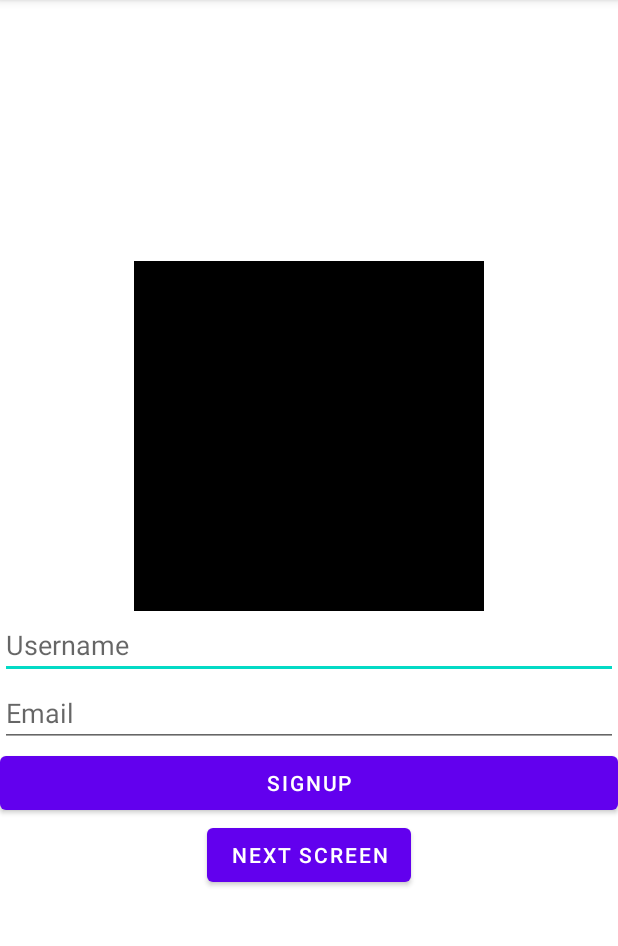
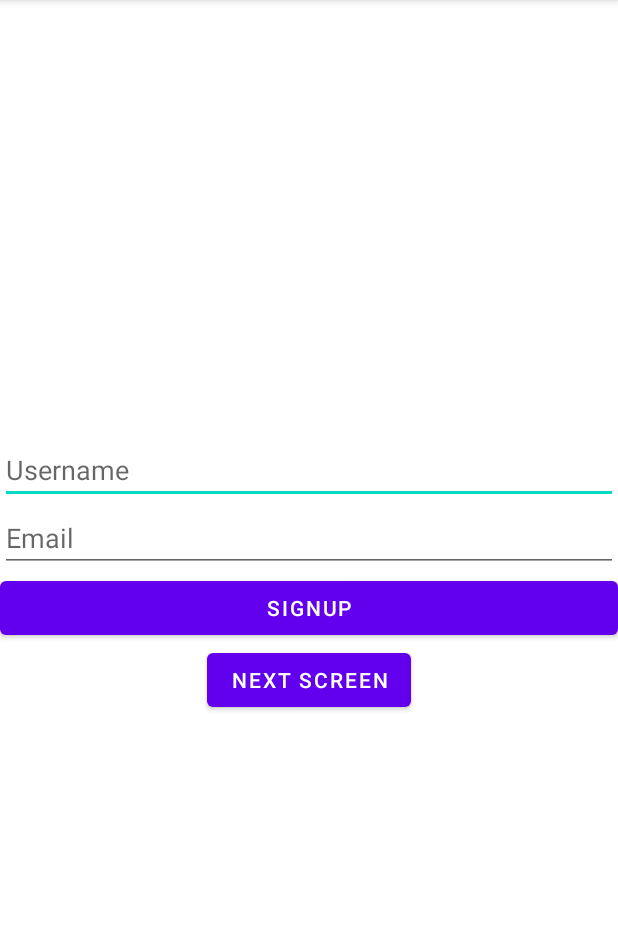
Before and after one commit to CMPUT301W23T52/HunterQRHunter, an Android app: the screen it shows after launch (MainActivity), after a tap on "NEXT SCREEN", on a phone screen of 412 x 824 dp, the part 84-1030 px from its top. Run offline under Robolectric (Android 15) with nearby library versions, the phone set to English and light mode, and no system bars; our stand-ins replace Firebase (no records; nobody signed in at launch, a user with empty details on screens opened directly).

Commit message:
hash and QR name is updated

```diff
--- a/app/src/main/java/com/example/hunterqrhunter/MainActivity.java
+++ b/app/src/main/java/com/example/hunterqrhunter/MainActivity.java
@@ -1,4 +1,6 @@
 package com.example.hunterqrhunter;
+
+import static java.sql.DriverManager.println;
 
 import androidx.annotation.NonNull;
 import androidx.appcompat.app.AppCompatActivity;
@@ -36,7 +38,9 @@ import java.util.HashMap;
 
 
 public class MainActivity extends AppCompatActivity {
-    String hashVal = "yongbin@gmail.com";
+
+
+    String hashVal = "dragonasf";
     HashQR hashQR = new HashQR();
 
     private Button mButton;
@@ -50,15 +54,15 @@ public class MainActivity extends AppCompatActivity {
         // Get a reference to the ImageView
         ImageView imageView = findViewById(R.id.QrCreatureImage);
         // Generate hash and hash name
-        int hash = hashQR.hashObject(hashVal);
+        byte[] hash = hashQR.hashObject(hashVal);
         String HashName = hashQR.giveQrName(hash);
-        Bitmap HashImage = hashQR.generateImageFromHashcode(hash);
+//        Bitmap HashImage = hashQR.generateImageFromHashcode(hash);
 
 // Generate the bitmap from the hash code
-        Bitmap bitmap = Bitmap.createBitmap(HashImage);
+//        Bitmap bitmap = Bitmap.createBitmap(HashImage);
 
 // Set the bitmap on the ImageView
-        imageView.setImageBitmap(bitmap);
+//        imageView.setImageBitmap(bitmap);
 
         // Initialize Firebase Firestore and FbRepository
         db = FirebaseFirestore.getInstance();
@@ -71,10 +75,10 @@ public class MainActivity extends AppCompatActivity {
             public void onClick(View v) {
                 // Generate hash and hash name
                 byte[] hash = hashQR.hashObject(hashVal);
-                String HashName = hashQR.nameGen(hash);
+                String HashName = hashQR.giveQrName(hash);
 
                 // Create a new user with a first and last name, born year, hash, and hash name
-                QRCreature qrCreature = new QRCreature(HashName, hash, HashImage);
+                QRCreature qrCreature = new QRCreature(HashName, hash);
                 fb.createQR(qrCreature);
             }
         });
--- a/app/src/main/java/com/example/hunterqrhunter/model/HashQR.java
+++ b/app/src/main/java/com/example/hunterqrhunter/model/HashQR.java
@@ -1,9 +1,4 @@
 package com.example.hunterqrhunter.model;
-
-import android.graphics.Bitmap;
-import android.graphics.Canvas;
-import android.graphics.Color;
-import android.graphics.Paint;
 
 
 import java.io.UnsupportedEncodingException;
@@ -38,12 +33,12 @@ public class HashQR {
     }
 
     //giveQrName() is a method that gets a hashed integer and generate a readable name out of that
-    public static String giveQrName(int hash) {
+    public static String giveQrName(byte[] hash) {
         // Define an array of syllables that can be used to generate the random name
-        String[] syllables = {"a", "an", "ba", "be", "ca", "ce", "da", "de", "el", "en", "fa", "fe", "ga", "ge", "ha", "he", "ia", "ie", "ja", "je", "ka", "ke", "la", "le", "ma", "me", "na", "ne", "oa", "oe", "pa", "pe", "ra", "re", "sa", "se", "ta", "te", "ua", "ue", "va", "ve", "wa", "we", "xa", "xe", "ya", "ye", "za", "ze"};
+        String[] syllables = {"cooper", "diana", "charlotte", "jane", "watson", "kensington", "elise", "alexander", "ra", "joy", "callahan", "george", "william", "lemon", "bob", "mo", "lee", "port"};
 
         // Generate a random number to determine the length of the name
-        int nameLength = (int) (Math.random() * 3) + 2; // generate a name with 2 to 4 syllables
+        int nameLength = (int) Byte.toUnsignedInt(hash[0]) % 2 + 2; // generate a name with 2 to 3 syllables
 
         // Use a StringBuilder object to create the random name
         StringBuilder builder = new StringBuilder();
@@ -59,38 +54,39 @@ public class HashQR {
 
         return HashName;
     }
+
     //createQrCreature() method creates Qr code image with bitmap
-    public Bitmap generateImageFromHashcode(int hashcode) {
-
-        //default size of the image
-        int width = 350;
-        int height = 350;
-
-        Bitmap bitmap = Bitmap.createBitmap(width, height, Bitmap.Config.ARGB_8888);
-        Canvas canvas = new Canvas(bitmap);
-
-        // Set a random color based on the hashcode
-        int red = (hashcode & 0xFF0000) >> 16;
-        int green = (hashcode & 0x00FF00) >> 8;
-        int blue = hashcode & 0x0000FF;
-        int color = Color.rgb(red, green, blue);
-
-        // Draw a rectangle with the random color
-        Paint paint = new Paint();
-        paint.setColor(color);
-        canvas.drawRect(0, 0, width, height, paint);
-
-//        int[] pixels = new int[width * height];
+//    public Bitmap generateImageFromHashcode(int hashcode) {
 //
-//        bitmap.getPixels(pixels, 0, width, 0, 0 , width, height);
+//        //default size of the image
+//        int width = 350;
+//        int height = 350;
 //
-//        // Return the generated image
-//        List<Integer> bitmapList = new ArrayList<Integer>();
-//        for (int i = 0; i < pixels.length; i++) {
-//            bitmapList.add(pixels[i]);
-//        }
-        return bitmap;
-    }
+//        Bitmap bitmap = Bitmap.createBitmap(width, height, Bitmap.Config.ARGB_8888);
+//        Canvas canvas = new Canvas(bitmap);
+//
+//        // Set a random color based on the hashcode
+//        int red = (hashcode & 0xFF0000) >> 16;
+//        int green = (hashcode & 0x00FF00) >> 8;
+//        int blue = hashcode & 0x0000FF;
+//        int color = Color.rgb(red, green, blue);
+//
+//        // Draw a rectangle with the random color
+//        Paint paint = new Paint();
+//        paint.setColor(color);
+//        canvas.drawRect(0, 0, width, height, paint);
+//
+////        int[] pixels = new int[width * height];
+////
+////        bitmap.getPixels(pixels, 0, width, 0, 0 , width, height);
+////
+////        // Return the generated image
+////        List<Integer> bitmapList = new ArrayList<Integer>();
+////        for (int i = 0; i < pixels.length; i++) {
+////            bitmapList.add(pixels[i]);
+////        }
+//        return bitmap;
+//    }
 
 
     // scoreGen() is a method that takes in a hash value and generates an appropriate score
--- a/app/src/main/java/com/example/hunterqrhunter/model/QRCreature.java
+++ b/app/src/main/java/com/example/hunterqrhunter/model/QRCreature.java
@@ -4,6 +4,8 @@ import android.graphics.Bitmap;
 
 import com.google.firebase.firestore.Exclude;
 
+import java.nio.ByteBuffer;
+import java.util.Arrays;
 import java.util.HashMap;
 import java.util.List;
 import java.util.Map;
@@ -21,15 +23,15 @@ public class QRCreature {
     public QRCreature(String name, byte[] hashcode){
         this.name = name;
         this.hashcode = hashcode;
-        this.bitmap = bitmap;
+//        this.bitmap = bitmap;
     }
 
     @Exclude
     public Map<String, Object> toMap() {
         HashMap<String, Object> result = new HashMap<>();
         result.put("QR Name", this.name);
-        result.put("QR Hash", this.hashcode);
-        result.put("QR Creature", this.bitmap);
+        result.put("QR Hash", Arrays.asList(ByteBuffer.wrap(this.hashcode).getInt()));
+//        result.put("QR Creature", this.bitmap);
         return result;
     }
     public void setInverseTransform(List<Integer> inverseTransform) {
```
